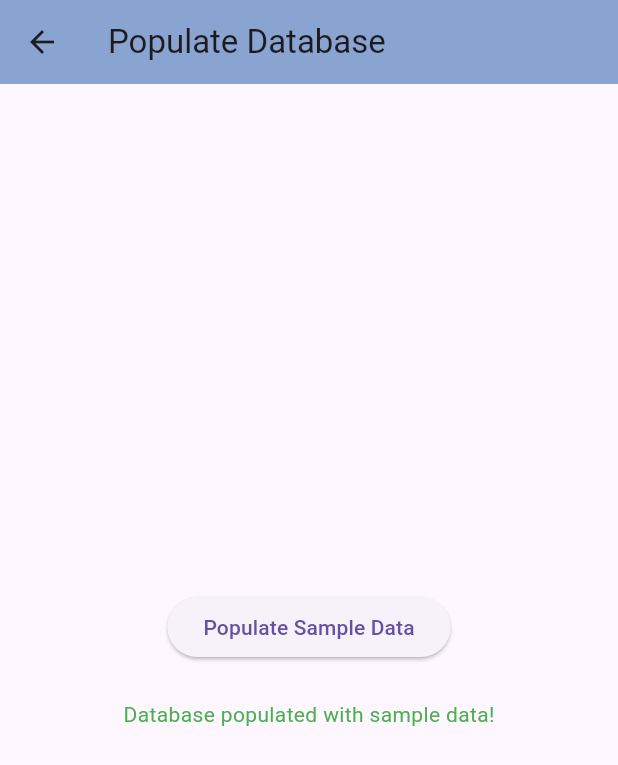
After one commit to iqblshh/fyp-rent-app, a Flutter app: the PopulateDbPage screen opened directly, after a tap on "Populate Sample Data", on a phone screen of 412 x 824 dp. The commit adds this screen. Shown: the top 765 px of the screen. Run offline on Flutter 3.47's test engine with Material 3 defaults, Android fonts, the phone set to English and light mode, and no system bars; our stand-ins replace fl_chart, font_awesome_flutter, shared_preferences, sqflite; missing offline and left inert: mqtt_client; accounts and stored records are empty.

Commit message:
minor changes

```diff
--- a/lib/dashboard/rental_summary_page.dart
+++ b/lib/dashboard/rental_summary_page.dart
@@ -76,7 +76,7 @@ class RentalSummaryPage extends StatelessWidget {
               _buildCard("Total Sales", "RM ${data['totalPrice']}"),
               //_buildCard("Avg Sale", "RM ${data['avgSale'].toStringAsFixed(2)}"),
               _buildCard("Late Rentals", data['totalLate'].toString()),
-              _buildCard("Average Hour Opened", "Hour: ${data['avgHourOpened']}"),
+              _buildCard("Average Hour Opened", "Hour: ${data['avgHourOpened'].toStringAsFixed(1)}"),
               _buildCard("Ongoing Rentals", data['totalOngoing'].toString()),
               _buildCard("Average Sale Per Day", "RM ${data['avgSale']}"),
             ],
--- a/lib/index_page.dart
+++ b/lib/index_page.dart
@@ -3,6 +3,7 @@ import 'package:fyp_iqbal/mqtt/mqtt_page.dart';
 import 'package:fyp_iqbal/pages/dashboard.dart';
 import 'package:fyp_iqbal/pages/inventory_page.dart';
 import 'package:fyp_iqbal/pages/check_page.dart';
+import 'package:fyp_iqbal/services/populate_db.dart';
 
 
 
@@ -56,6 +57,7 @@ class IndexPage extends StatelessWidget {
                 onTap: () {
                   Navigator.push(
                     context,
+                    //MaterialPageRoute(builder: (context) => const PopulateDbPage()),
                     MaterialPageRoute(builder: (context) => MQTTView()),
                   );
                 },
--- a/lib/mqtt/mqtt_page.dart
+++ b/lib/mqtt/mqtt_page.dart
@@ -230,7 +230,9 @@ class _MQTTViewState extends State<MQTTView> {
   void _onMqttMessage(String message) async {
     try {
       final now = DateFormat.Hm().format(DateTime.now());
-      final data = int.tryParse(message.trim());
+
+      final cleanedMessage = message.replaceAll('"', '').trim();
+      final data = int.tryParse(cleanedMessage);
       if (data != null) {
         final db = await DatabaseService().database;
 
--- /dev/null
+++ b/lib/services/populate_db.dart
@@ -0,0 +1,123 @@
+import 'dart:math';
+import 'package:flutter/material.dart';
+import 'package:intl/intl.dart';
+import 'package:fyp_iqbal/models/itemtype.dart';
+import 'package:fyp_iqbal/models/rentitem.dart';
+import 'package:fyp_iqbal/models/rental.dart';
+import 'package:fyp_iqbal/services/database_service.dart';
+
+class PopulateDbPage extends StatefulWidget {
+  const PopulateDbPage({super.key});
+
+  @override
+  State<PopulateDbPage> createState() => _PopulateDbPageState();
+}
+
+class _PopulateDbPageState extends State<PopulateDbPage> {
+  bool _isLoading = false;
+  String _result = "";
+
+  Future<void> _populateSampleData() async {
+    setState(() {
+      _isLoading = true;
+      _result = "";
+    });
+
+    final db = DatabaseService();
+
+    // 1. Insert 3 item types
+    final itemTypes = [
+      ItemType(id: 1, name: 'apple', timer: 10, price: 10),
+      ItemType(id: 2, name: 'android', timer: 15, price: 15),
+      ItemType(id: 3, name: 'windows', timer: 20, price: 20),
+    ];
+    for (final itemType in itemTypes) {
+      await db.insertItemType(itemType);
+    }
+
+    // 2. Insert 6 rent items (2 for each type)
+    final rentItems = [
+      RentItem(id: 1, name: 'Apple Watch', itemtypeId: 1),
+      RentItem(id: 2, name: 'Apple iPad', itemtypeId: 1),
+      RentItem(id: 3, name: 'Android Phone', itemtypeId: 2),
+      RentItem(id: 4, name: 'Android Tablet', itemtypeId: 2),
+      RentItem(id: 5, name: 'Windows Laptop', itemtypeId: 3),
+      RentItem(id: 6, name: 'Windows Surface', itemtypeId: 3),
+    ];
+    for (final rentItem in rentItems) {
+      await db.insertRentItem(rentItem);
+    }
+
+    // 3. Insert 50 rentals with random data
+    final random = Random();
+    final now = DateTime.now();
+    final dateList = List.generate(4, (i) => now.subtract(Duration(days: 3 - i)));
+    for (int i = 0; i < 50; i++) {
+      final rentItem = rentItems[random.nextInt(rentItems.length)];
+      final itemType = itemTypes.firstWhere((t) => t.id == rentItem.itemtypeId);
+
+      final date = dateList[random.nextInt(dateList.length)];
+      final dateStr = DateFormat('dd/MM/yyyy').format(date);
+
+      final startHour = 18 + random.nextInt(5); // 18,19,20,21,22
+      final startMinute = random.nextInt(2) * 30; // 0 or 30
+      final statime = '${startHour.toString().padLeft(2, '0')}:${startMinute.toString().padLeft(2, '0')}';
+
+      final startDT = DateTime(date.year, date.month, date.day, startHour, startMinute);
+      final endDT = startDT.add(Duration(minutes: itemType.timer));
+      final endHour = endDT.hour > 23 ? 23 : endDT.hour;
+      final endMinute = endDT.hour > 23 ? 0 : endDT.minute;
+      final endtime = '${endHour.toString().padLeft(2, '0')}:${endMinute.toString().padLeft(2, '0')}';
+
+      final lateMinutes = -5 + random.nextInt(16); // -5 to +10
+      final lateDT = endDT.add(Duration(minutes: lateMinutes));
+      final latetime = '${lateDT.hour.toString().padLeft(2, '0')}:${lateDT.minute.toString().padLeft(2, '0')}';
+
+      await db.insertRental(Rental(
+        id: null,
+        rentitemId: rentItem.id!,
+        itemType: itemType.name,
+        itemName: rentItem.name,
+        statime: statime,
+        endtime: endtime,
+        latetime: latetime,
+        date: dateStr,
+        price: itemType.price,
+        paid: 1,
+        status: 1,
+      ));
+    }
+
+    setState(() {
+      _isLoading = false;
+      _result = "Database populated with sample data!";
+    });
+  }
+
+  @override
+  Widget build(BuildContext context) {
+    return Scaffold(
+      appBar: AppBar(
+        title: const Text('Populate Database'),
+        backgroundColor: const Color.fromARGB(255, 137, 164, 209),
+      ),
+      body: Center(
+        child: Padding(
+          padding: const EdgeInsets.all(24),
+          child: Column(
+            mainAxisAlignment: MainAxisAlignment.center,
+            children: [
+              ElevatedButton(
+                onPressed: _isLoading ? null : _populateSampleData,
+                child: const Text('Populate Sample Data'),
+              ),
+              const SizedBox(height: 24),
+              if (_isLoading) const CircularProgressIndicator(),
+              if (_result.isNotEmpty) Text(_result, style: const TextStyle(color: Colors.green)),
+            ],
+          ),
+        ),
+      ),
+    );
+  }
+}
```
